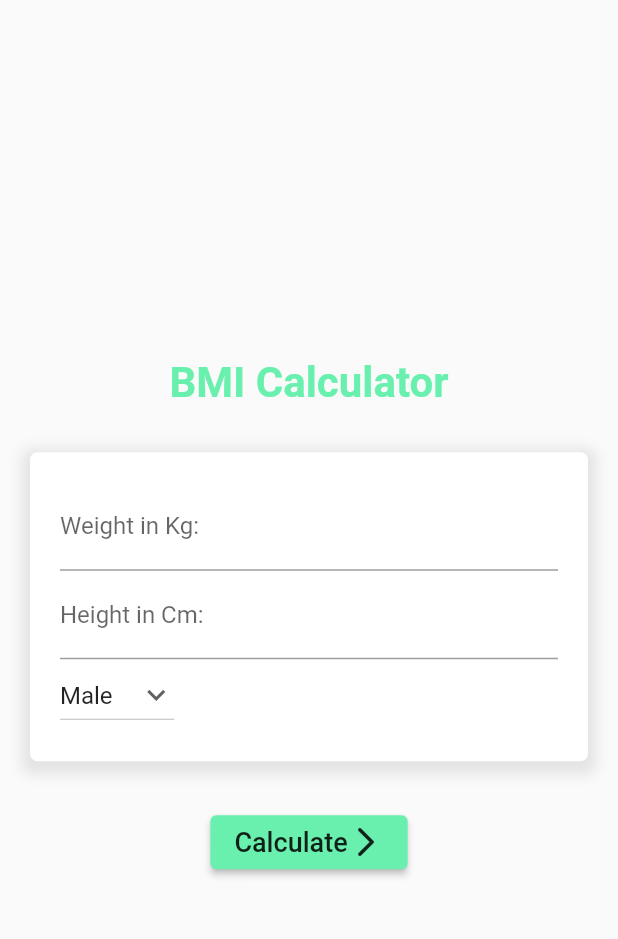
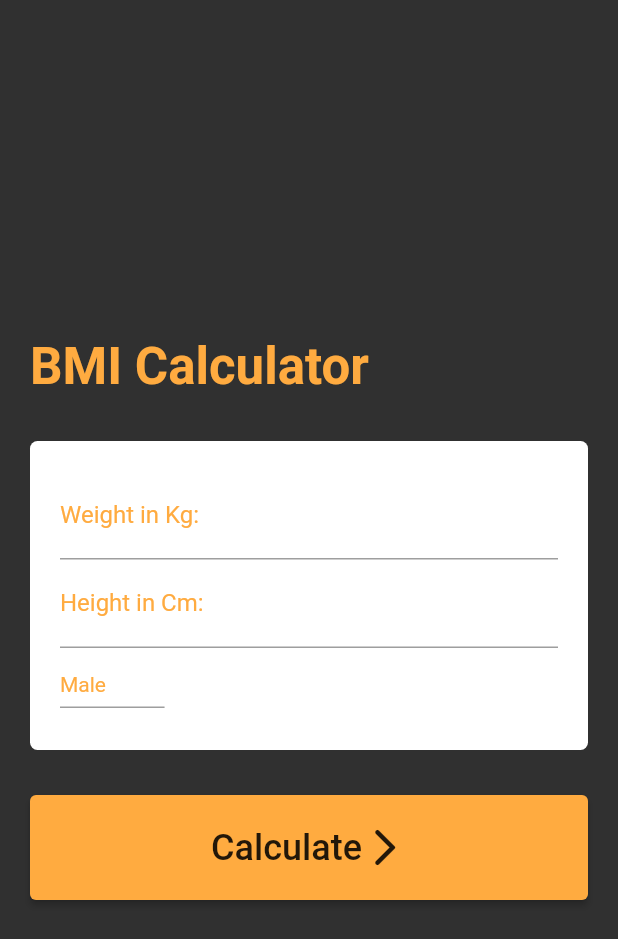
Before and after one commit to Mattias170624/BMI-Calculator, a Flutter app: the screen it shows after launch, on a phone screen of 412 x 824 dp. Shown: the top 939 px of the screen. Run offline on Flutter 3.47's test engine with Material 2 defaults, Android fonts, the phone set to English and light mode, and no system bars; missing offline and left inert: dart:ffi.

Commit message:
Made some design changes to all files.

```diff
--- a/lib/genderList.dart
+++ b/lib/genderList.dart
@@ -13,12 +13,21 @@ class _GenderListState extends State<GenderList> {
   @override
   Widget build(BuildContext context) {
     return DropdownButton(
+      underline: Container(
+        color: Colors.grey,
+        height: 1,
+      ),
       value: dropdownvalue,
+      focusColor: Colors.red,
+      style: TextStyle(
+        color: Theme.of(context).colorScheme.primary,
+      ),
       icon: const Icon(Icons.keyboard_arrow_down),
       items: [
         DropdownMenuItem(
           child: Text('Male'),
           value: 'Male',
+          enabled: true,
         ),
         DropdownMenuItem(
           child: Text('Female'),
--- a/lib/main.dart
+++ b/lib/main.dart
@@ -17,6 +17,21 @@ class MyApp extends StatelessWidget {
     return MaterialApp(
       title: 'BMI-App',
       home: StartScreen(),
+      theme: ThemeData(
+        colorScheme: ColorScheme(
+          brightness: Brightness.dark,
+          primary: Colors.orangeAccent,
+          onPrimary: Colors.red,
+          secondary: Colors.green,
+          onSecondary: Colors.yellow,
+          error: Colors.red,
+          onError: Colors.red,
+          background: Colors.red,
+          onBackground: Colors.red,
+          surface: Colors.black,
+          onSurface: Colors.black,
+        ),
+      ),
     );
   }
 }
@@ -48,8 +63,6 @@ class StartScreen extends StatelessWidget {
     return true;
   }
 
-  void changeScreen() {}
-
   @override
   Widget build(BuildContext context) {
     return Scaffold(
@@ -59,12 +72,15 @@ class StartScreen extends StatelessWidget {
           crossAxisAlignment: CrossAxisAlignment.center,
           children: [
             Container(
+              alignment: Alignment.topLeft,
+              padding: EdgeInsets.only(left: 20),
               child: Text(
                 'BMI Calculator',
                 style: TextStyle(
-                    color: Colors.greenAccent,
-                    fontSize: 28,
-                    fontWeight: FontWeight.bold),
+                  color: Theme.of(context).colorScheme.primary,
+                  fontSize: 34,
+                  fontWeight: FontWeight.bold,
+                ),
               ),
             ),
             Container(
@@ -74,14 +90,6 @@ class StartScreen extends StatelessWidget {
               decoration: BoxDecoration(
                 color: Colors.white,
                 borderRadius: BorderRadius.circular(5),
-                boxShadow: [
-                  BoxShadow(
-                    color: Colors.grey.withOpacity(0.25),
-                    spreadRadius: 5,
-                    blurRadius: 7,
-                    offset: Offset(0, 3),
-                  ),
-                ],
               ),
               child: Center(
                 child: Column(
@@ -89,12 +97,24 @@ class StartScreen extends StatelessWidget {
                     TextField(
                       controller: _weightController,
                       keyboardType: TextInputType.number,
-                      decoration: InputDecoration(labelText: 'Weight in Kg:'),
+                      style: TextStyle(color: Colors.black),
+                      decoration: InputDecoration(
+                        labelText: 'Weight in Kg:',
+                        labelStyle: TextStyle(
+                          color: Theme.of(context).colorScheme.primary,
+                        ),
+                      ),
                     ),
                     TextField(
                       controller: _heightController,
                       keyboardType: TextInputType.number,
-                      decoration: InputDecoration(labelText: 'Height in Cm:'),
+                      style: TextStyle(color: Colors.black),
+                      decoration: InputDecoration(
+                        labelText: 'Height in Cm:',
+                        labelStyle: TextStyle(
+                          color: Theme.of(context).colorScheme.primary,
+                        ),
+                      ),
                     ),
                     Align(
                       alignment: Alignment.centerLeft,
@@ -104,20 +124,25 @@ class StartScreen extends StatelessWidget {
                 ),
               ),
             ),
-            ElevatedButton(
+            Container(
+              width: double.infinity,
+              margin: EdgeInsets.only(left: 20, right: 20),
+              child: ElevatedButton(
                 onPressed: (() {
                   if (handleUserInputs() == true) {
                     Navigator.push(
                       context,
                       MaterialPageRoute(
                         builder: (context) => ResultPage(bmiNum),
-                      ));
+                      ),
+                    );
                   } else {
                     print('FALSE');
                   }
                 }),
                 style: ElevatedButton.styleFrom(
-                primary: Colors.greenAccent,
+                  padding: EdgeInsets.all(20),
+                  primary: Theme.of(context).colorScheme.primary,
                   onPrimary: Colors.black87,
                 ),
                 child: Row(
@@ -125,10 +150,16 @@ class StartScreen extends StatelessWidget {
                   children: const [
                     Text(
                       'Calculate',
-                    style: TextStyle(fontSize: 18),
+                      style: TextStyle(
+                        fontSize: 24,
                       ),
-                  Icon(Icons.arrow_forward_ios_rounded),
+                    ),
+                    Icon(
+                      Icons.arrow_forward_ios_rounded,
+                      size: 30,
+                    ),
                   ],
+                ),
               ),
             ),
           ],
```
Also changed, not shown: lib/resultPage.dart (+58 -11 lines). Lines whose indentation alone changed are shown as unchanged.
